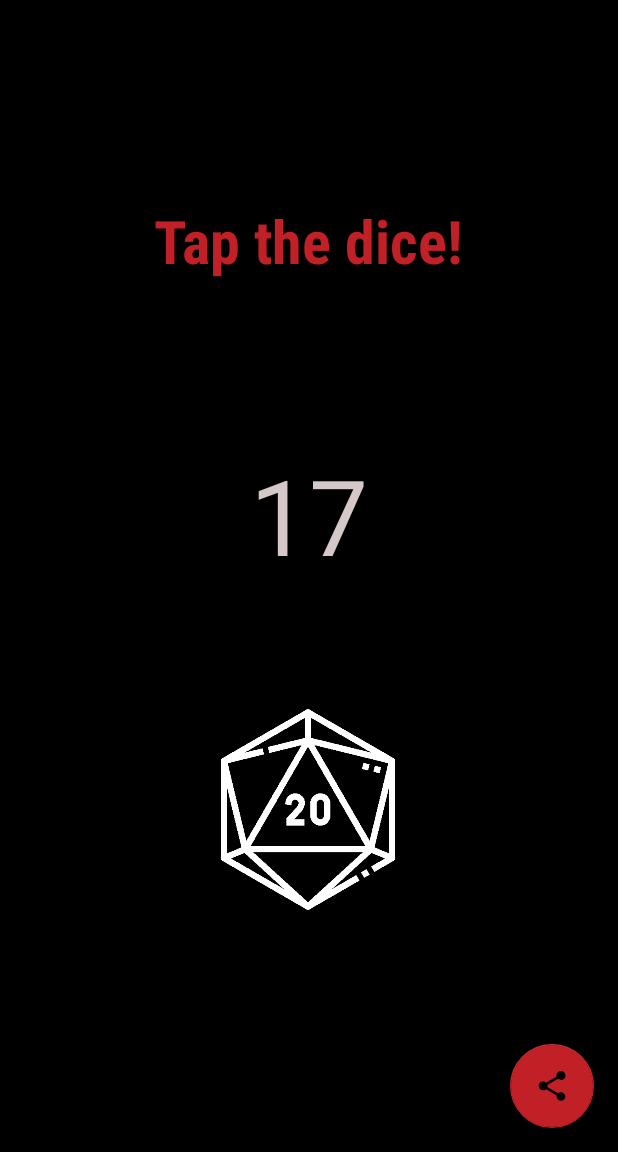
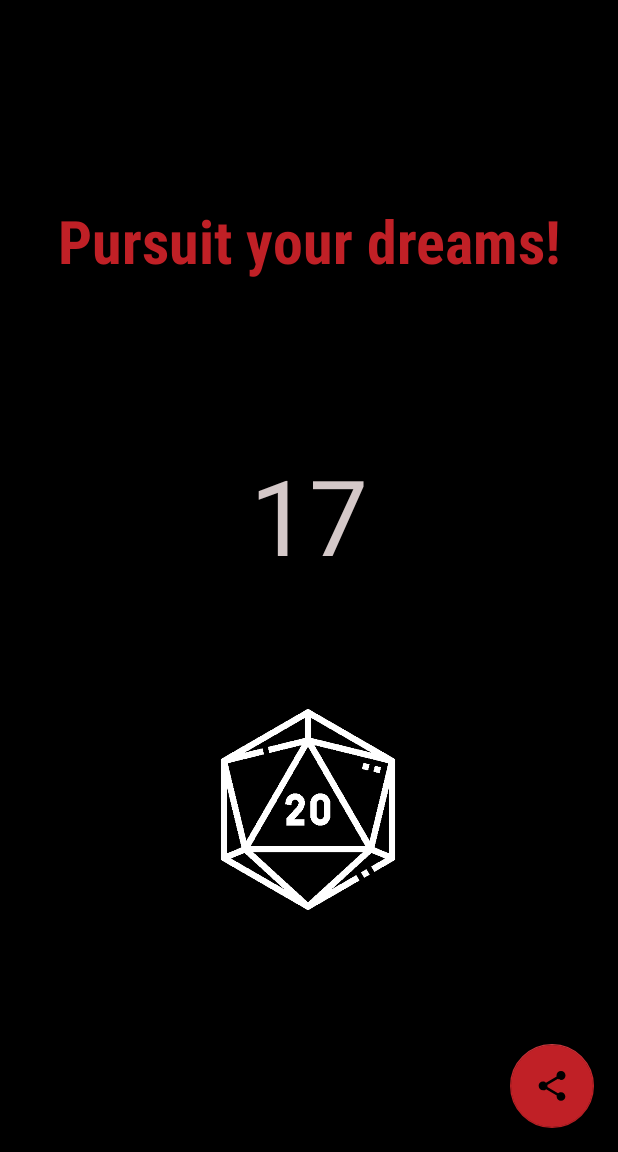
Before and after one commit to ElNotaCode/RPG-Dice, an Android app: the screen it shows after launch (MainActivity), after a tap on "A d20 drawing.", on a phone screen of 412 x 824 dp, the part 84-1236 px from its top. Run offline under Robolectric (Android 15) with nearby library versions, the phone set to English and light mode, and no system bars; our stand-ins replace navigation-ui.

Commit message:
Frases implementadas

```diff
--- /dev/null
+++ b/app/src/main/java/com/d20/rpgdice/Constants.kt
@@ -0,0 +1,5 @@
+package com.d20.rpgdice
+
+object Constants{
+
+}
--- a/app/src/main/java/com/d20/rpgdice/FirstFragment.kt
+++ b/app/src/main/java/com/d20/rpgdice/FirstFragment.kt
@@ -2,7 +2,6 @@ package com.d20.rpgdice
 
 import android.content.Context
 import android.media.MediaPlayer
-import android.net.Uri
 import android.os.Bundle
 import androidx.fragment.app.Fragment
 import android.view.LayoutInflater
@@ -39,9 +38,16 @@ class FirstFragment : Fragment() {
         super.onViewCreated(view, savedInstanceState)
 
         binding.ibDice.setOnClickListener {
-            var mediaPlayer: MediaPlayer? = MediaPlayer.create(context, R.raw.d20roll)
-            mediaPlayer?.start()
-            rollDice()
+            //TIRADA
+            //1.Hace el sonido de dado
+            rollDiceSound()
+            //2.Se saca el resultado Int
+            val diceResult = getRandom(20)
+            //3.Se muestra por pantalla
+            view?.findViewById<TextView>(R.id.tv_resultado)?.text = diceResult.toString()
+            //4.Se muestra la frase dependiendo del resultado
+            view?.findViewById<TextView>(R.id.tv_sentence)?.text = getSentence(diceResult)
+
         }
     }
 
@@ -50,16 +56,35 @@ class FirstFragment : Fragment() {
         _binding = null
     }
 
-    private fun rollDice(){
+    private fun getRandom(max :Int): Int{
         val random = java.util.Random()
-        val randomNumber = random.nextInt(20) + 1
-        view?.findViewById<TextView>(R.id.tv_resultado)?.text = randomNumber.toString()
+        return random.nextInt(max) + 1
     }
 
-    // extension function to get raw resource uri by resource name
-    private fun Context.rawResourceUriByName(fileName:String):Uri{
-        // get resource uri from res/raw folder by file name
-        return Uri.parse("android.resource://$packageName/raw/$fileName")
+    private fun getRandomPosition(max :Int): Int{
+        val random = java.util.Random()
+        return random.nextInt(max)
+    }
+
+    private fun rollDiceSound(){
+        //TODO: Inicializar en otro lado y hacer realease()
+        var mediaPlayer: MediaPlayer? = MediaPlayer.create(context, R.raw.d20roll)
+        mediaPlayer?.start()
+    }
+
+    private fun getSentence(diceResult: Int): String{
+        if(diceResult == 20){
+            val rand = getRandomPosition(resources.getStringArray(R.array.on_critical_array).size)
+            return resources.getStringArray(R.array.on_critical_array)[rand]
+        }
+
+        if (diceResult == 1){
+            val rand = getRandomPosition(resources.getStringArray(R.array.on_fail_array).size)
+            return resources.getStringArray(R.array.on_fail_array)[rand]
+        }
+
+        val rand = getRandomPosition(resources.getStringArray(R.array.on_neutral_array).size)
+        return resources.getStringArray(R.array.on_neutral_array)[rand]
     }
 
 }
--- a/app/src/main/res/layout/fragment_first.xml
+++ b/app/src/main/res/layout/fragment_first.xml
@@ -8,13 +8,14 @@
     tools:context=".FirstFragment">
 
     <TextView
-        android:id="@+id/tv_app_name"
+        android:id="@+id/tv_sentence"
         android:layout_width="wrap_content"
         android:layout_height="wrap_content"
         android:layout_marginTop="132dp"
         android:layout_marginBottom="16dp"
         android:fontFamily="sans-serif-condensed"
         android:text="@string/tap_the_dice"
+        android:textAlignment="center"
         android:textColor="@color/red_tittles"
         android:textSize="40sp"
         android:textStyle="bold"
@@ -47,13 +48,13 @@
         android:layout_marginTop="92dp"
         android:layout_marginEnd="170dp"
         android:layout_marginBottom="66dp"
-        android:text="@string/twenty"
+        android:text="@string/one"
         android:textAlignment="center"
         android:textColor="@color/gray_texts"
         android:textSize="70sp"
         app:layout_constraintBottom_toTopOf="@+id/ib_dice"
         app:layout_constraintEnd_toEndOf="parent"
         app:layout_constraintStart_toStartOf="parent"
-        app:layout_constraintTop_toBottomOf="@+id/tv_app_name" />
+        app:layout_constraintTop_toBottomOf="@+id/tv_sentence" />
 
 </androidx.constraintlayout.widget.ConstraintLayout>
--- a/app/src/main/res/values/strings.xml
+++ b/app/src/main/res/values/strings.xml
@@ -9,5 +9,24 @@
     <string name="a_d20_drawing">A d20 drawing.</string>
     <string name="fab_description">A round button for share the app.</string>
     <string name="tap_the_dice">Tap the dice!</string>
-    <string name="twenty">20</string>
+    <string name="one">1</string>
+    <!-- Arrays -->
+    <string-array name="on_critical_array">
+        <item>It\'s a critical!</item>
+        <item>Yeah!</item>
+        <item>Slay.Them.All!</item>
+        <item>Hold my fireball.</item>
+    </string-array>
+    <!-- On Fail-->
+    <string-array name="on_fail_array">
+        <item>It\'s a fail…</item>
+        <item>The worst result possible.</item>
+        <item>Haha!</item>
+        <item>You roll like a baby!</item>
+    </string-array>
+    <!-- On Neutral -->
+    <string-array name="on_neutral_array">
+        <item>They see me rolling…</item>
+        <item>Pursuit your dreams!</item>
+    </string-array>
 </resources>
```
